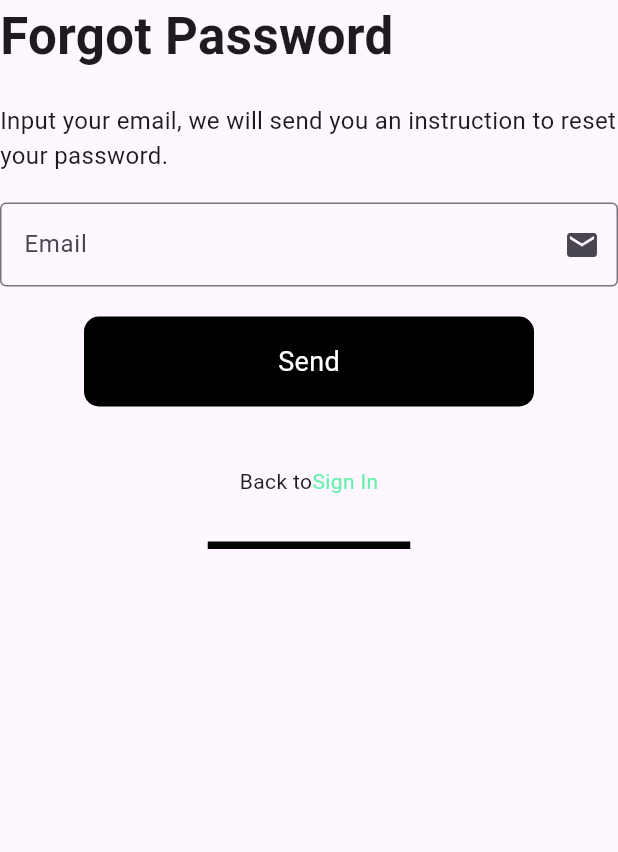
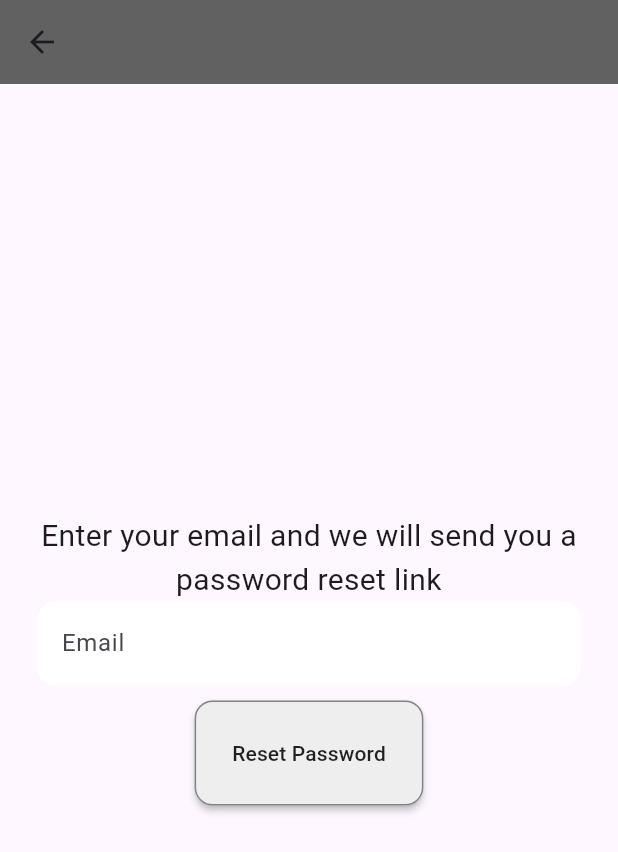
Before and after one commit to phanvantinh943/flutter1, a Flutter app: the ForgorPassword screen opened directly, on a phone screen of 412 x 824 dp. Shown: the top 852 px of the screen. Run offline on Flutter 3.47's test engine with Material 3 defaults, Android fonts, the phone set to English and light mode, and no system bars; our stand-ins replace firebase_auth, firebase_core, google_fonts; accounts and stored records are empty; network calls fail.

Commit message:
đã hoàn thành

```diff
--- a/lib/page/cart_page.dart
+++ b/lib/page/cart_page.dart
@@ -54,16 +54,16 @@ class CartPage extends StatelessWidget {
                       title: Text(
                         foodName,
                         style: const TextStyle(
-                            color: Colors.grey, fontWeight: FontWeight.bold),
+                            color: Colors.black, fontWeight: FontWeight.bold),
                       ),
                       subtitle: Text(foodPrice,
                           style: TextStyle(
-                            color: Colors.grey[200],
+                            color: Colors.black,
                           )),
                       trailing: IconButton(
                         icon: Icon(
                           Icons.delete,
-                          color: Colors.grey[300],
+                          color: Colors.white,
                         ),
                         onPressed: () => removeFromCart(food, context),
                       ),
--- a/lib/page/forgotpw.dart
+++ b/lib/page/forgotpw.dart
@@ -1,8 +1,6 @@
-import 'dart:convert';
-import 'package:cuoiki/page/checkmail.dart';
-import 'package:cuoiki/page/loginpage.dart';
+import 'package:firebase_auth/firebase_auth.dart';
+import 'package:firebase_core/firebase_core.dart';
 import 'package:flutter/material.dart';
-import 'package:http/http.dart';
 
 class ForgorPassword extends StatefulWidget {
   const ForgorPassword({super.key});
@@ -11,152 +9,88 @@ class ForgorPassword extends StatefulWidget {
   State<ForgorPassword> createState() => _ForgorPasswordState();
 }
 
-TextEditingController emailController = TextEditingController();
+class _ForgorPasswordState extends State<ForgorPassword> {
+  final _emailController = TextEditingController();
+  @override
+  void dispose() {
+    _emailController.dispose();
+    super.dispose();
+  }
 
-class _ForgorPasswordState extends State<ForgorPassword> {
+  Future passwordReset() async {
+    try {
+      await FirebaseAuth.instance
+          .sendPasswordResetEmail(email: _emailController.text.trim());
+      showDialog(
+        context: context,
+        builder: (context) {
+          return AlertDialog(
+            content: Text('Password reset link sent! Check your email'),
+          );
+        },
+      );
+    } on FirebaseAuthException catch (e) {
+      print(e);
+      showDialog(
+          context: context,
+          builder: (context) {
+            return AlertDialog(
+              content: Text(e.message.toString()),
+            );
+          });
+    }
+  }
+
   @override
   Widget build(BuildContext context) {
-    double screenWidth = MediaQuery.of(context).size.width;
     return Scaffold(
-      body: Padding(
-        padding: const EdgeInsets.all(0),
-        child: SingleChildScrollView(
-          child: Column(
-            // mainAxisAlignment: MainAxisAlignment.start,
-            // crossAxisAlignment: CrossAxisAlignment.center,
+      appBar: AppBar(
+        backgroundColor: Colors.grey[700],
+        elevation: 0,
+      ),
+      body: Column(
+        mainAxisAlignment: MainAxisAlignment.center,
         children: [
-              Stack(
-                  // children: [
-                  //   // Container(
-                  //   //   width: screenWidth,
-                  //   //   height: 120,
-                  //   //   color: Colors.greenAccent,
-                  //   //   child: Row(
-                  //   //     children: [
-                  //   //       Container(
-                  //   //         child: Image.asset('assets/images/Group 3.png'),
-                  //   //         padding: EdgeInsets.fromLTRB(30, 20, 0, 0),
-                  //   //       ),
-                  //   //       Container(
-                  //   //         child: Image.asset('assets/images/Vector 6.png'),
-                  //   //         alignment: Alignment.bottomRight,
-                  //   //         padding: EdgeInsets.fromLTRB(130, 0, 20, 20),
-                  //   //       ),
-                  //   //       Container(
-                  //   //         child: Image.asset('assets/images/Vector.png'),
-                  //   //       )
-                  //       ],
-                  //     ),
-                  //   )
-                  // ],
-                  ),
-              Column(
-                children: [
-                  Container(
-                    alignment: Alignment.topLeft,
+          Padding(
+            padding: const EdgeInsets.symmetric(horizontal: 25.0),
             child: Text(
-                      'Forgot Password',
-                      style:
-                          TextStyle(fontSize: 34, fontWeight: FontWeight.w700),
+              'Enter your email and we will send you a password reset link',
+              textAlign: TextAlign.center,
+              style: TextStyle(fontSize: 20),
             ),
           ),
-                  SizedBox(height: 20),
-                ],
+          Padding(
+            padding: const EdgeInsets.symmetric(horizontal: 25.0),
+            child: TextField(
+              controller: _emailController,
+              decoration: InputDecoration(
+                enabledBorder: OutlineInputBorder(
+                  borderRadius: BorderRadius.circular(12),
+                  borderSide: BorderSide(color: Colors.white),
                 ),
-              Center(
-                child: Text(
-                  'Input your email, we will send you an instruction to reset your password.',
-                  style: TextStyle(fontSize: 16),
+                focusedBorder: OutlineInputBorder(
+                  borderRadius: BorderRadius.circular(12),
+                  borderSide: BorderSide(color: Colors.grey),
                 ),
-              ),
-              SizedBox(
-                height: 20,
-              ),
-              TextField(
-                controller: emailController,
-                decoration: InputDecoration(
-                    labelText: 'Email',
                 hintText: 'Email',
-                    suffixIcon: Icon(Icons.email),
-                    border: OutlineInputBorder()),
-              ),
-              const SizedBox(
-                height: 20,
-              ),
-              GestureDetector(
-                onTap: () {
-                  sendMail(emailController.text.toString());
-                },
-                child: Container(
-                  height: 60,
-                  width: 300,
-                  decoration: BoxDecoration(
-                    color: Colors.black,
-                    borderRadius: BorderRadius.circular(10),
-                  ),
-                  child: const Center(
-                    child: Text(
-                      "Send",
-                      style: TextStyle(color: Colors.white, fontSize: 18),
+                fillColor: Colors.white,
+                filled: true,
               ),
             ),
           ),
+          SizedBox(height: 10),
+          MaterialButton(
+            onPressed: passwordReset,
+            child: Text('Reset Password'),
+            color: Colors.grey[200],
+            shape: RoundedRectangleBorder(
+              borderRadius: BorderRadius.circular(12),
+              side: BorderSide(color: Color.fromARGB(255, 128, 132, 138)),
             ),
-              SizedBox(
-                height: 40,
-              ),
-              Row(
-                mainAxisAlignment: MainAxisAlignment.center,
-                children: [
-                  Container(
-                    child: Text(
-                      'Back to',
-                      style: TextStyle(fontSize: 14),
-                    ),
-                  ),
-                  Container(
-                    child: GestureDetector(
-                      onTap: () => {
-                        Navigator.push(
-                            context,
-                            MaterialPageRoute(
-                                builder: (context) => LoginPage()))
-                      },
-                      child: Container(
-                        child: Text(
-                          'Sign In',
-                          style: TextStyle(
-                              color: Colors.greenAccent, fontSize: 14),
-                        ),
-                      ),
-                    ),
+            padding: const EdgeInsets.all(25),
           )
         ],
       ),
-              Row(
-                mainAxisAlignment: MainAxisAlignment.center,
-                children: [
-                  Container(
-                    margin: EdgeInsets.fromLTRB(0, 30, 0, 0),
-                    width: 135,
-                    height: 5,
-                    color: Colors.black,
-                  )
-                ],
-              )
-            ],
-          ),
-        ),
-      ),
     );
   }
-
-  Future<void> sendMail(String email) async {
-    try {
-      Navigator.push(
-          context, MaterialPageRoute(builder: (context) => CheckMail()));
-    } catch (e) {
-      print(e.toString());
 }
-  }
-}
```
Also changed, not shown: lib/auth/auth.dart (deleted, +0 -26 lines), lib/models/shop.dart (+6 -7 lines), lib/page/checkmail.dart (deleted, +0 -142 lines), lib/page/loginpage.dart (+1 -7 lines), lib/page/menu_page.dart (+5 -13 lines). Lines whose indentation alone changed are shown as unchanged.
